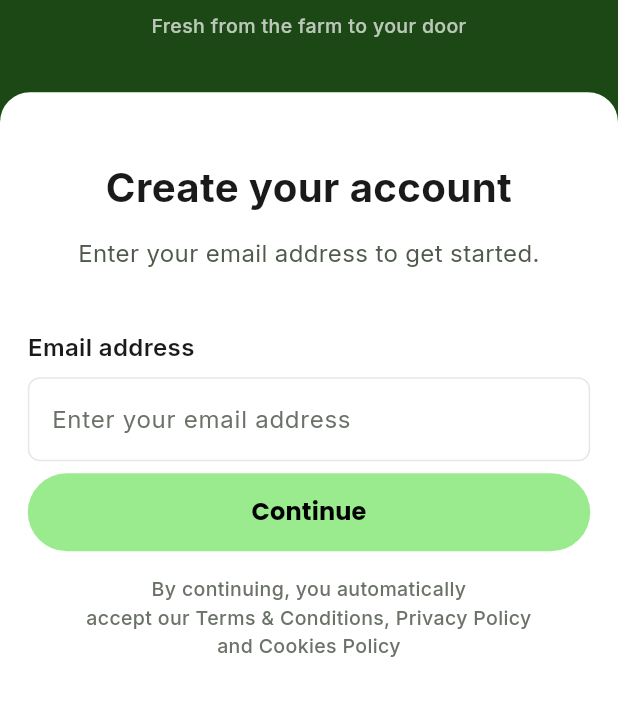
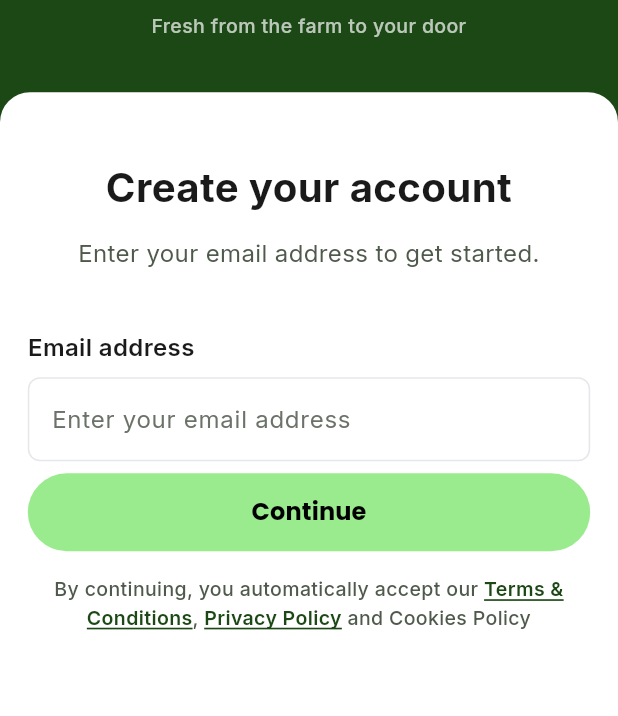
Before and after one commit to Delian21/growbox-app, a Flutter app: the RegistrationScreen screen opened directly, after a tap on "Continue with Email", on a phone screen of 412 x 824 dp, the part 358-1074 px from its top. Run offline on Flutter 3.47's test engine with Material 3 defaults, Android fonts, the phone set to English and light mode, and no system bars; our stand-ins replace google_fonts, google_maps_flutter, shared_preferences, speech_to_text; accounts and stored records are empty.

Commit message:
Link the registration legal notice to the real policy pages
The sign-up wizard's "By continuing…" sentence was plain text on four
steps, so the only route to the policies was checkout. One shared
_LegalNotice widget now renders it with Terms & Conditions and Privacy
Policy as underlined links, and keeps a single readable colour instead
of the muted copy on the email, password and name steps.

🤖 Generated with Codebuff
Co-Authored-By: Codebuff <noreply@codebuff.com>

```diff
--- a/lib/screens/registration_screen.dart
+++ b/lib/screens/registration_screen.dart
@@ -1,6 +1,9 @@
 import 'package:flutter/material.dart';
 import 'package:flutter/services.dart';
+import 'package:flutter/gestures.dart';
 import '../theme.dart';
+import 'privacy_policy_screen.dart';
+import 'terms_screen.dart';
 import 'login_screen.dart';
 import 'location_screen.dart';
 import '../data/mock_data.dart';
@@ -521,17 +524,7 @@ class _WelcomeStep extends StatelessWidget {
             ),
           ),
           const SizedBox(height: AppSpacing.lg),
-          Padding(
-            padding: const EdgeInsets.symmetric(horizontal: 10),
-            child:          Text(
-            'By continuing, you automatically\naccept our Terms & Conditions, Privacy Policy\nand Cookies Policy',
-            textAlign: TextAlign.center,
-            // Secondary, not muted: this is legal copy that must stay
-            // comfortably readable rather than fade into the panel.
-            style: AppTypography.bodySmall
-                .copyWith(color: C.textSecondary(context)),
-          ),
-          ),
+          const _LegalNotice(),
           const SizedBox(height: AppSpacing.md),
           Align(
             alignment: Alignment.centerRight,
@@ -636,12 +629,7 @@ class _EmailStep extends StatelessWidget {
                       const Text('Continue', style: TextStyle(fontSize: 16, fontWeight: FontWeight.bold)),
                 ),
               ),              const SizedBox(height: AppSpacing.lg),
-              Text(
-                'By continuing, you automatically\naccept our Terms & Conditions, Privacy Policy\nand Cookies Policy',
-                textAlign: TextAlign.center,
-                style: AppTypography.bodySmall
-                    .copyWith(color: C.textMuted(context)),
-              ),
+              const _LegalNotice(),
             ],
           ),
         ),
@@ -796,12 +784,7 @@ class _PasswordStep extends StatelessWidget {
                           TextStyle(fontSize: 16, fontWeight: FontWeight.bold)),
                 ),
               ),              const SizedBox(height: AppSpacing.lg),
-              Text(
-                'By continuing, you automatically\naccept our Terms & Conditions, Privacy Policy\nand Cookies Policy',
-                textAlign: TextAlign.center,
-                style: AppTypography.bodySmall
-                    .copyWith(color: C.textMuted(context)),
-              ),
+              const _LegalNotice(),
             ],
           ),
         ),
@@ -891,12 +874,7 @@ class _NameStep extends StatelessWidget {
                           TextStyle(fontSize: 16, fontWeight: FontWeight.bold)),
                 ),
               ),              const SizedBox(height: AppSpacing.lg),
-              Text(
-                'By continuing, you automatically\naccept our Terms & Conditions, Privacy Policy\nand Cookies Policy',
-                textAlign: TextAlign.center,
-                style: AppTypography.bodySmall
-                    .copyWith(color: C.textMuted(context)),
-              ),
+              const _LegalNotice(),
             ],
           ),
         ),
@@ -986,3 +964,74 @@ class _EmailConfirmationStep extends StatelessWidget {
     );
   }
 }
+
+// ═══════════════════════════════════════════════════════════════════════════
+// Legal notice – shared by every step that ends in a CTA
+// ═══════════════════════════════════════════════════════════════════════════
+
+/// "By continuing, you automatically accept our …" with the two policy names
+/// as links into the real documents.
+///
+/// One widget for all four steps that show it: a [TextSpan] recognizer is not
+/// owned by the framework, so it needs a [State] that can dispose it.
+class _LegalNotice extends StatefulWidget {
+  const _LegalNotice();
+
+  @override
+  State<_LegalNotice> createState() => _LegalNoticeState();
+}
+
+class _LegalNoticeState extends State<_LegalNotice> {
+  late final TapGestureRecognizer _terms;
+  late final TapGestureRecognizer _privacy;
+
+  @override
+  void initState() {
+    super.initState();
+    _terms = TapGestureRecognizer()..onTap = () => _open(const TermsScreen());
+    _privacy = TapGestureRecognizer()
+      ..onTap = () => _open(const PrivacyPolicyScreen());
+  }
+
+  @override
+  void dispose() {
+    _terms.dispose();
+    _privacy.dispose();
+    super.dispose();
+  }
+
+  void _open(Widget page) =>
+      Navigator.of(context).push(MaterialPageRoute<void>(builder: (_) => page));
+
+  @override
+  Widget build(BuildContext context) {
+    final body =
+        AppTypography.bodySmall.copyWith(color: C.textSecondary(context));
+    final link = body.copyWith(
+      color: C.primary(context),
+      fontWeight: FontWeight.w600,
+      decoration: TextDecoration.underline,
+      decorationColor: C.primary(context),
+    );
+
+    return Padding(
+      padding: const EdgeInsets.symmetric(horizontal: 10),
+      child: Text.rich(
+        TextSpan(
+          children: [
+            const TextSpan(
+                text: 'By continuing, you automatically accept our '),
+            TextSpan(
+                text: 'Terms & Conditions', recognizer: _terms, style: link),
+            const TextSpan(text: ', '),
+            TextSpan(
+                text: 'Privacy Policy', recognizer: _privacy, style: link),
+            const TextSpan(text: ' and Cookies Policy'),
+          ],
+        ),
+        textAlign: TextAlign.center,
+        style: body,
+      ),
+    );
+  }
+}
```
Also changed, not shown: 1 other file.
